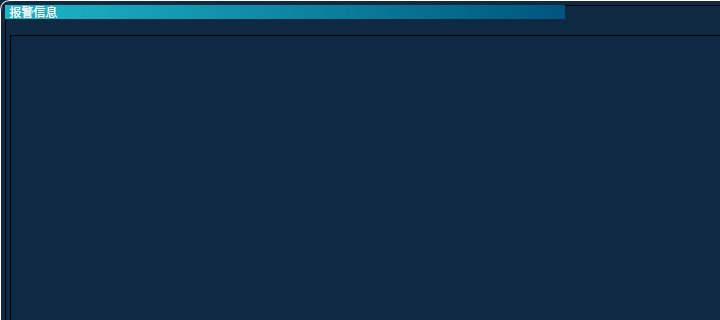
First picture: the form in RemoteClient/Display/infohintdlg.ui, repository Micheal1022/RemoteClientProject, before the edit; both pictures show x 0 to 720 and y 0 to 320 of the 1000 by 500 pixel window.
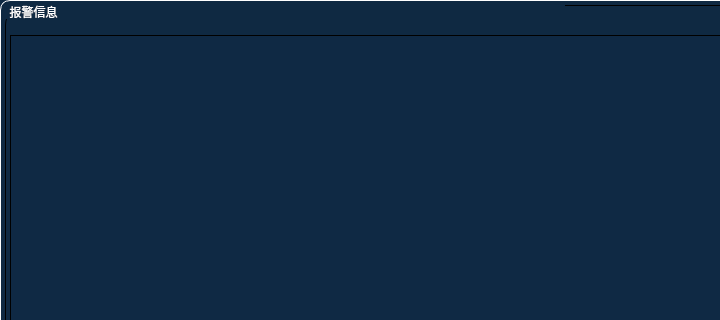
Second picture: the form after the edit. Icons and pictures are not drawn.

```diff
--- a/RemoteClient/Display/infohintdlg.ui
+++ b/RemoteClient/Display/infohintdlg.ui
@@ -50,7 +50,7 @@
 subcontrol-origin: margin;
 subcontrol-position: top left; /* position at the top center */
 padding: 0 3px;
-background-color: qlineargradient(spread:reflect, x1:0, y1:0, x2:1, y2:0, stop:0 rgba(28, 183, 200, 255), stop:1 rgba(0, 85, 127, 255));
+
 }
 QLabel{
 font: 14pt &quot;微软雅黑&quot;;
```
